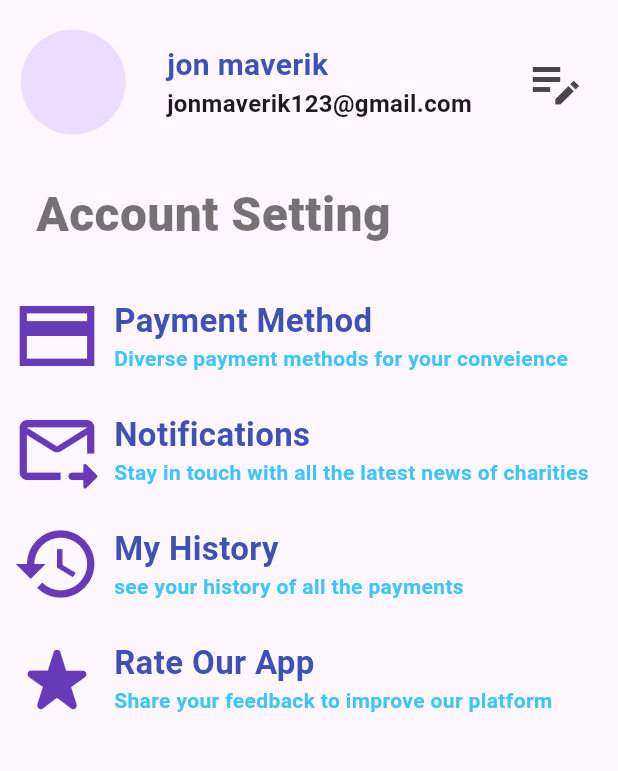
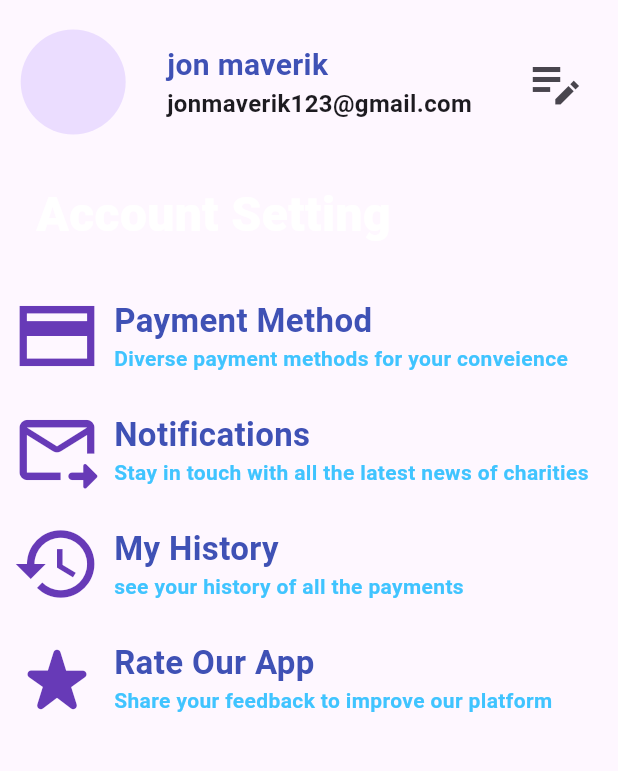
Before and after one commit to Projectplaza09/betterearth, a Flutter app: the screen it shows after launch, on a phone screen of 412 x 824 dp, the part 170-941 px from its top. Run offline on Flutter 3.47's test engine with Material 3 defaults, Android fonts, the phone set to English and light mode, and no system bars.

Commit message:
color changed

```diff
--- a/userprofile/lib/main.dart
+++ b/userprofile/lib/main.dart
@@ -154,7 +154,7 @@ class _MyHomePageState extends State<MyHomePage> {
                   style: TextStyle(
                     fontSize: 32,
                     fontWeight: FontWeight.w800,
-                    color: Colors.black54,
+                    color: Colors.white,
                   ),
                 ),
               )
```
